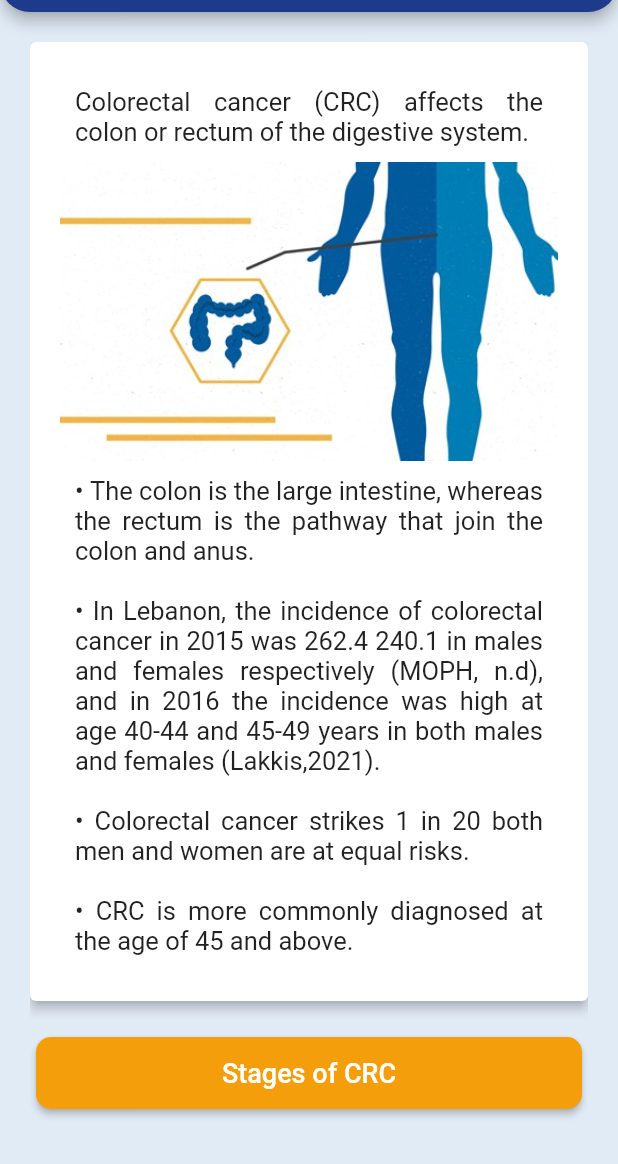
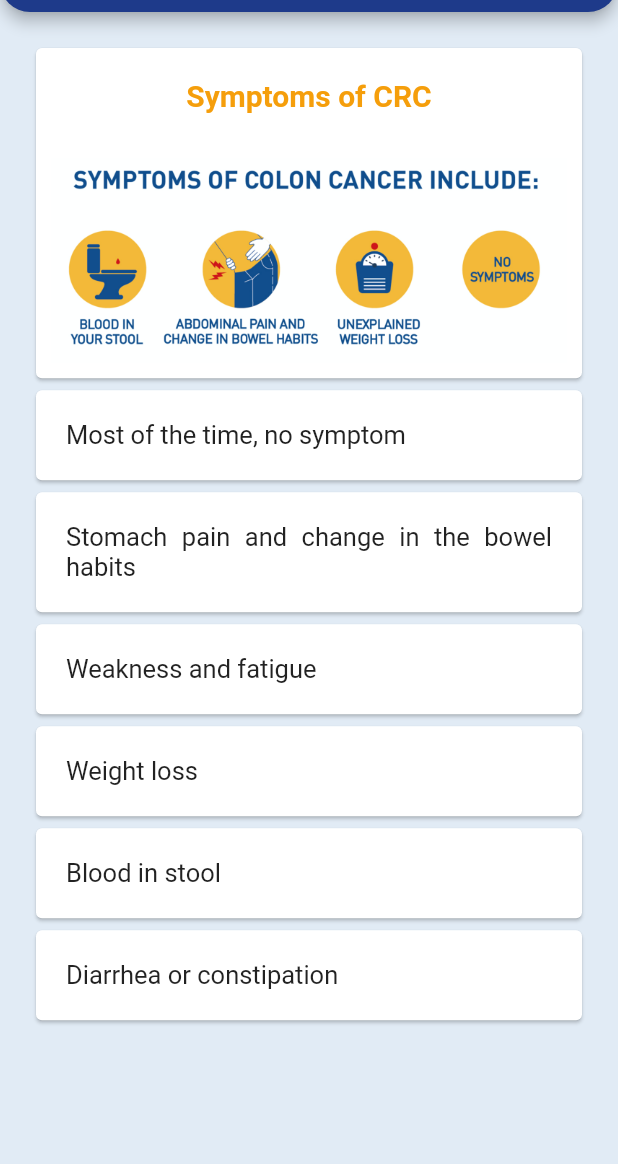
Before and after one commit to mohammed-ezzedine/said, a Flutter app: the screen it shows after launch, after a tap on "Symptoms of CRC", on a phone screen of 412 x 824 dp, the part 72-1236 px from its top. Run offline on Flutter 3.47's test engine with Material 2 defaults, Android fonts, the phone set to English and light mode, and no system bars; our stand-ins replace timelines; generated files the repository leaves out were written again.

Commit message:
Add Symptoms

```diff
--- a/lib/l10n/app_en.arb
+++ b/lib/l10n/app_en.arb
@@ -19,5 +19,12 @@
     "stage2": "is called the Dukes B colon cancer when the cancer starts spreading to the wall of the colon and  near the lymph nodes,which are organs of the immune system that have a role in fighting the diseases and infection.",
     "stage3": "is called the Dukes C colon cancer is when the cancer reaches the lymph nodes.",
     "stage4": "is called the Duke D colon cancer is when the cancer has spread to otherorgans of the body.",
-    "symptoms": "Symptoms of CRC"
+    "symptoms": "Symptoms of CRC",
+    "symptomsIntro": "Symptoms of colorectal cancer:",
+    "symptom1": "Most of the time, no symptom",
+    "symptom2": "Stomach pain and change in the bowel habits",
+    "symptom3": "Weakness and fatigue",
+    "symptom4": "Weight loss",
+    "symptom5": "Blood in stool",
+    "symptom6": "Diarrhea or constipation"
 }
--- a/lib/pages/home.dart
+++ b/lib/pages/home.dart
@@ -1,6 +1,7 @@
 import 'package:flutter/material.dart';
 import 'package:flutter_gen/gen_l10n/app_localizations.dart';
 import 'package:said/components/said-home-card.dart';
+import 'package:said/pages/symptoms.dart';
 
 import './introduction.dart';
 
@@ -41,7 +42,7 @@ class Home extends StatelessWidget {
                 Expanded(
                   child: SaidCard(
                     title: AppLocalizations.of(context)!.symptoms,
-                    linkTo: IntroductionWidget(),
+                    linkTo: Symptoms(),
                     padRight: gapPadding / 2,
                     icon: 'symptoms.png',
                   )
--- /dev/null
+++ b/lib/pages/symptoms.dart
@@ -0,0 +1,66 @@
+import 'package:flutter/material.dart';
+import 'package:flutter_gen/gen_l10n/app_localizations.dart';
+
+class Symptoms extends StatelessWidget {
+  const Symptoms({ Key? key }) : super(key: key);
+
+  Widget getCard(String text) {
+    return Expanded(
+      child: Card(
+        child: Padding(
+          padding: EdgeInsets.all(20),
+          child: Text(
+            text,
+            textAlign: TextAlign.justify,
+            style: TextStyle(
+              fontSize: 17,
+            ),
+          ),
+        ),
+      ),
+    );
+  }
+
+  @override
+  Widget build(BuildContext context) {
+    double gapPadding = 5;
+
+    return Container(
+      padding: EdgeInsets.all(20),
+      child: ListView(
+
+        children: [
+          Card(
+            child: Column(
+              children: [
+                Padding(
+                  padding: EdgeInsets.all(20),
+                  child: Text(AppLocalizations.of(context)!.symptoms,
+                    style: TextStyle(
+                      fontSize: 20,
+                      color: Color(0xFFF59E0B),
+                      fontWeight: FontWeight.bold
+                    ),
+                  ),
+                ),
+                Padding(
+                  padding: EdgeInsets.all(10),
+                  child: Image(
+                    image: AssetImage('assets/img/symptoms.png'),
+                  ),
+                )
+              ],
+            )
+
+          ),
+          getCard(AppLocalizations.of(context)!.symptom1),
+          getCard(AppLocalizations.of(context)!.symptom2),
+          getCard(AppLocalizations.of(context)!.symptom3),
+          getCard(AppLocalizations.of(context)!.symptom4),
+          getCard(AppLocalizations.of(context)!.symptom5),
+          getCard(AppLocalizations.of(context)!.symptom6),
+        ],
+      ),
+    );
+  }
+}
```
Also changed, not shown: lib/pages/introduction.dart (+12 -0 lines), lib/pages/stages.dart (+34 -2 lines), assets/img/symptoms.png (added).
